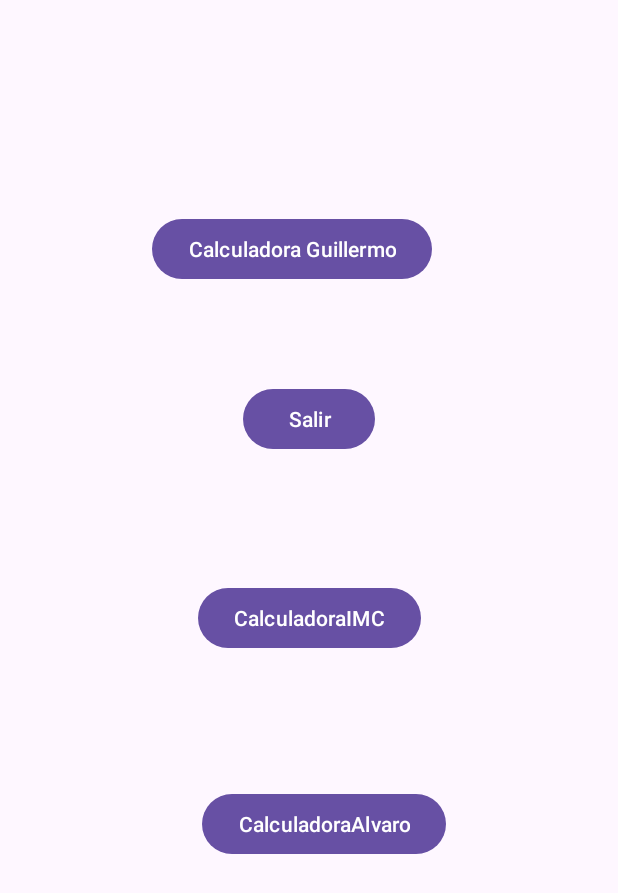
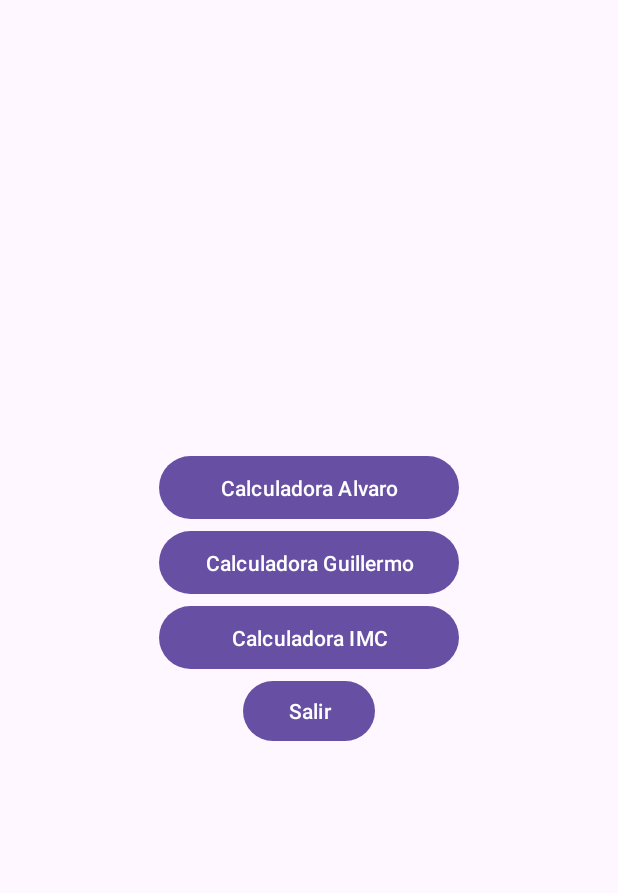
Before and after one commit to guillemulass/IMC_Calculadoras, an Android app: the screen it shows after launch (MainActivity), on a phone screen of 412 x 824 dp. Shown: the top 893 px of the screen. Run offline under Robolectric (Android 15) with nearby library versions, the phone set to English and light mode, and no system bars.

Commit message:
Botones main.xml

```diff
--- a/app/src/main/res/layout/activity_main.xml
+++ b/app/src/main/res/layout/activity_main.xml
@@ -7,50 +7,44 @@
     tools:context=".MainActivity">
 
 
+    <Button
+        android:id="@+id/CalculadoraAlvaro"
+        android:layout_width="200sp"
+        android:layout_height="50sp"
+        android:text="@string/calculadora_alvaro"
+        android:layout_marginTop="300dp"
+        app:layout_constraintEnd_toEndOf="parent"
+        app:layout_constraintStart_toStartOf="parent"
+        app:layout_constraintTop_toTopOf="parent"
+        />
+
+
+    <Button
+        android:id="@+id/CalculadoraGuille"
+        android:layout_width="200sp"
+        android:layout_height="50sp"
+        android:text="@string/calculadora_guillermo"
+        app:layout_constraintStart_toStartOf="@+id/CalculadoraAlvaro"
+        app:layout_constraintEnd_toEndOf="@+id/CalculadoraAlvaro"
+        app:layout_constraintTop_toBottomOf="@+id/CalculadoraAlvaro" />
 
     <Button
         android:id="@+id/CalculadoraIMC"
-        android:layout_width="wrap_content"
-        android:layout_height="wrap_content"
-        android:text="@string/calculadoraimc"
-        app:layout_constraintBottom_toBottomOf="parent"
-        app:layout_constraintEnd_toEndOf="parent"
-        app:layout_constraintStart_toStartOf="parent"
-        app:layout_constraintTop_toTopOf="parent"/>
+        android:layout_width="200sp"
+        android:layout_height="50sp"
+        android:text="@string/calculadora_imc"
+        app:layout_constraintStart_toStartOf="@+id/CalculadoraGuille"
+        app:layout_constraintEnd_toEndOf="@+id/CalculadoraGuille"
+        app:layout_constraintTop_toBottomOf="@+id/CalculadoraGuille"/>
 
-    <Button
-        android:id="@+id/CalculadoraGuille"
-        android:layout_width="wrap_content"
-        android:layout_height="wrap_content"
-        android:text="@string/calculadora_guillermo"
-        app:layout_constraintBottom_toBottomOf="parent"
-        app:layout_constraintEnd_toEndOf="parent"
-        app:layout_constraintHorizontal_bias="0.45"
-        app:layout_constraintStart_toStartOf="parent"
-        app:layout_constraintTop_toTopOf="parent"
-        app:layout_constraintVertical_bias="0.183" />
-
-    <Button
-        android:id="@+id/CalculadoraAlvaro"
-        android:layout_width="wrap_content"
-        android:layout_height="wrap_content"
-        android:text="@string/calculadoraalvaro"
-        app:layout_constraintBottom_toBottomOf="parent"
-        app:layout_constraintEnd_toEndOf="parent"
-        app:layout_constraintHorizontal_bias="0.54"
-        app:layout_constraintStart_toStartOf="parent"
-        app:layout_constraintTop_toTopOf="parent"
-        app:layout_constraintVertical_bias="0.677" />
 
     <Button
         android:id="@+id/Salir"
         android:layout_width="wrap_content"
         android:layout_height="wrap_content"
         android:text="@string/salir"
-        app:layout_constraintBottom_toBottomOf="parent"
-        app:layout_constraintEnd_toEndOf="parent"
-        app:layout_constraintStart_toStartOf="parent"
-        app:layout_constraintTop_toTopOf="parent"
-        app:layout_constraintVertical_bias="0.329" />
+        app:layout_constraintStart_toStartOf="@+id/CalculadoraIMC"
+        app:layout_constraintEnd_toEndOf="@+id/CalculadoraIMC"
+        app:layout_constraintTop_toBottomOf="@+id/CalculadoraIMC"/>
 
 </androidx.constraintlayout.widget.ConstraintLayout>
--- a/app/src/main/res/values/strings.xml
+++ b/app/src/main/res/values/strings.xml
@@ -10,4 +10,6 @@
     <string name="altura">Altura</string>
     <string name="_120_0_200_0">120.0 – 200.0 cm</string>
     <string name="calcular">Calcular</string>
+    <string name="calculadora_alvaro">Calculadora Alvaro</string>
+    <string name="calculadora_imc">Calculadora IMC</string>
 </resources>
```
